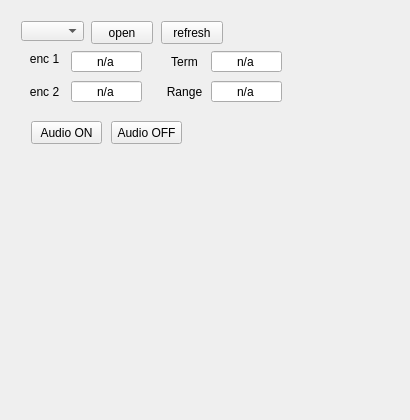
Old version of the form mainwindow.ui in the repository baradoid/polden-binoc-DesktopCtrl.
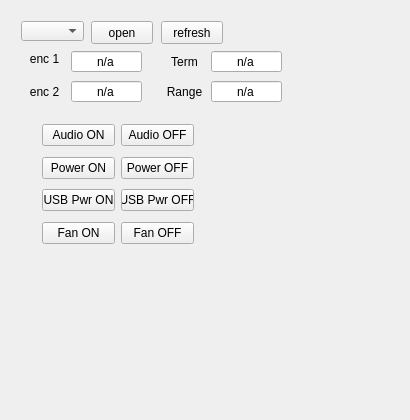
New version of the form. Custom widgets are drawn as their Qt base class.

Commit message: правки в протокол

```diff
--- a/mainwindow.ui
+++ b/mainwindow.ui
@@ -47,19 +47,6 @@
         <height>150</height>
        </size>
       </property>
-      <widget class="QPushButton" name="audioOn">
-       <property name="geometry">
-        <rect>
-         <x>20</x>
-         <y>110</y>
-         <width>71</width>
-         <height>23</height>
-        </rect>
-       </property>
-       <property name="text">
-        <string>Audio ON</string>
-       </property>
-      </widget>
       <widget class="QLineEdit" name="lineEditRange">
        <property name="geometry">
         <rect>
@@ -131,19 +118,6 @@
         <string>refresh</string>
        </property>
       </widget>
-      <widget class="QPushButton" name="audioOff">
-       <property name="geometry">
-        <rect>
-         <x>100</x>
-         <y>110</y>
-         <width>71</width>
-         <height>23</height>
-        </rect>
-       </property>
-       <property name="text">
-        <string>Audio OFF</string>
-       </property>
-      </widget>
       <widget class="QLineEdit" name="lineEditEnc1">
        <property name="geometry">
         <rect>
@@ -252,11 +226,148 @@
         <bool>true</bool>
        </property>
       </widget>
+      <widget class="QWidget" name="widget_3" native="true">
+       <property name="geometry">
+        <rect>
+         <x>20</x>
+         <y>100</y>
+         <width>174</width>
+         <height>146</height>
+        </rect>
+       </property>
+       <layout class="QVBoxLayout" name="verticalLayout_2">
+        <item>
+         <widget class="QWidget" name="widget_2" native="true">
+          <layout class="QHBoxLayout" name="horizontalLayout">
+           <property name="leftMargin">
+            <number>0</number>
+           </property>
+           <property name="topMargin">
+            <number>0</number>
+           </property>
+           <property name="rightMargin">
+            <number>0</number>
+           </property>
+           <property name="bottomMargin">
+            <number>0</number>
+           </property>
+           <item>
+            <widget class="QPushButton" name="audioOn">
+             <property name="text">
+              <string>Audio ON</string>
+             </property>
+            </widget>
+           </item>
+           <item>
+            <widget class="QPushButton" name="audioOff">
+             <property name="text">
+              <string>Audio OFF</string>
+             </property>
+            </widget>
+           </item>
+          </layout>
+         </widget>
+        </item>
+        <item>
+         <widget class="QWidget" name="widget_4" native="true">
+          <layout class="QHBoxLayout" name="horizontalLayout_2">
+           <property name="leftMargin">
+            <number>0</number>
+           </property>
+           <property name="topMargin">
+            <number>0</number>
+           </property>
+           <property name="rightMargin">
+            <number>0</number>
+           </property>
+           <property name="bottomMargin">
+            <number>0</number>
+           </property>
+           <item>
+            <widget class="QPushButton" name="pushButtonPwrOn">
+             <property name="text">
+              <string>Power ON</string>
+             </property>
+            </widget>
+           </item>
+           <item>
+            <widget class="QPushButton" name="pushButtonPwrOff">
+             <property name="text">
+              <string>Power OFF</string>
+             </property>
+            </widget>
+           </item>
+          </layout>
+         </widget>
+        </item>
+        <item>
+         <widget class="QWidget" name="widget_6" native="true">
+          <layout class="QHBoxLayout" name="horizontalLayout_4">
+           <property name="leftMargin">
+            <number>0</number>
+           </property>
+           <property name="topMargin">
+            <number>0</number>
+           </property>
+           <property name="rightMargin">
+            <number>0</number>
+           </property>
+           <property name="bottomMargin">
+            <number>0</number>
+           </property>
+           <item>
+            <widget class="QPushButton" name="pushButtonUsbPwrOn">
+             <property name="text">
+              <string>USB Pwr ON</string>
+             </property>
+            </widget>
+           </item>
+           <item>
+            <widget class="QPushButton" name="pushButtonUsbPwrOff">
+             <property name="text">
+              <string>USB Pwr OFF</string>
+             </property>
+            </widget>
+           </item>
+          </layout>
+         </widget>
+        </item>
+        <item>
+         <widget class="QWidget" name="widget_5" native="true">
+          <layout class="QHBoxLayout" name="horizontalLayout_3">
+           <property name="leftMargin">
+            <number>0</number>
+           </property>
+           <property name="topMargin">
+            <number>0</number>
+           </property>
+           <property name="rightMargin">
+            <number>0</number>
+           </property>
+           <property name="bottomMargin">
+            <number>0</number>
+           </property>
+           <item>
+            <widget class="QPushButton" name="pushButtonFanOn">
+             <property name="text">
+              <string>Fan ON</string>
+             </property>
+            </widget>
+           </item>
+           <item>
+            <widget class="QPushButton" name="pushButtonFanOff">
+             <property name="text">
+              <string>Fan OFF</string>
+             </property>
+            </widget>
+           </item>
+          </layout>
+         </widget>
+        </item>
+       </layout>
+      </widget>
      </widget>
     </item>
-    <item>
-     <widget class="QtCharts::QChartView" name="widgetChartView" native="true"/>
-    </item>
    </layout>
   </widget>
   <widget class="QMenuBar" name="menuBar">
@@ -279,14 +390,6 @@
   </widget>
  </widget>
  <layoutdefault spacing="6" margin="11"/>
- <customwidgets>
-  <customwidget>
-   <class>QtCharts::QChartView</class>
-   <extends>QWidget</extends>
-   <header location="global">QtCharts/QChartView</header>
-   <container>1</container>
-  </customwidget>
- </customwidgets>
  <resources/>
  <connections/>
 </ui>
```
The commit also changes 2 other files.
